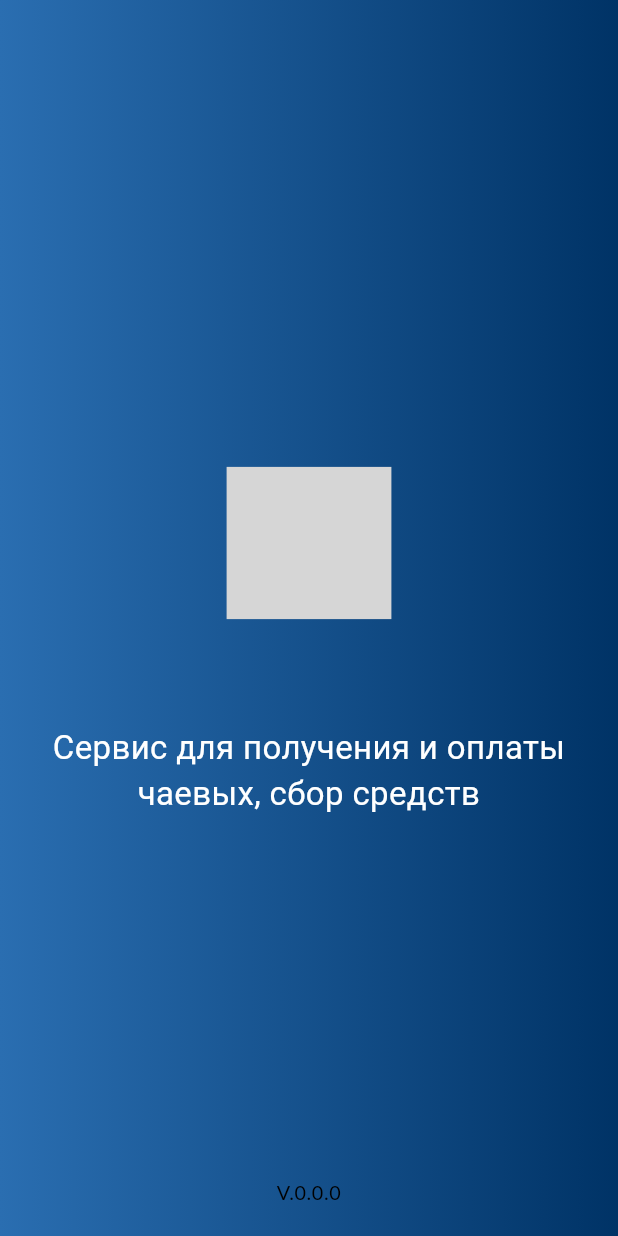
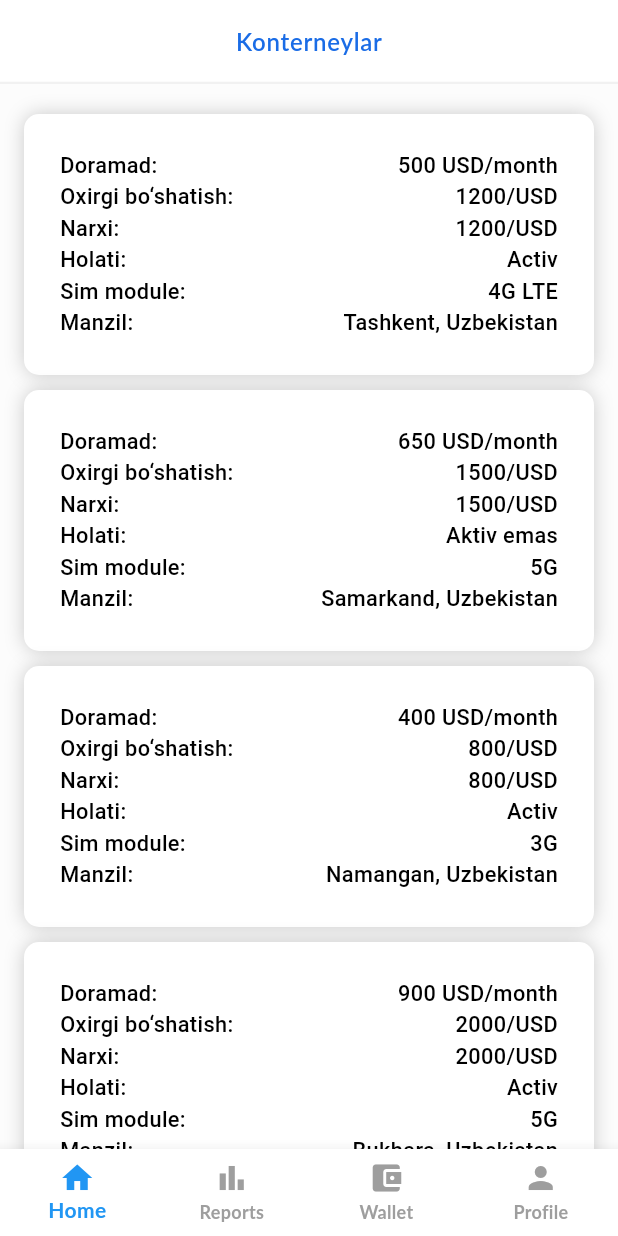
Before and after one commit to Jahongir0203/tozauz_agent, a Flutter app: the screen it shows after launch, on a phone screen of 412 x 824 dp. Run offline on Flutter 3.47's test engine with Material 3 defaults, Android fonts, the phone set to English and light mode, and no system bars; our stand-ins replace animate_do, cached_network_image, connectivity_plus, dartz, dio, equatable and 11 more; missing offline and left inert: scale_button; Roboto replaces fonts that are missing (Lato, NotoSans); grey boxes are pictures that could not be loaded.

Commit message:
home completed

```diff
--- a/lib/core/routes/app_pages.dart
+++ b/lib/core/routes/app_pages.dart
@@ -1,6 +1,6 @@
 import 'package:flutter/cupertino.dart';
+import 'package:tozauz_agent/features/main_screen.dart';
 import 'package:tozauz_agent/features/onboarding/splash/splash_screen.dart';
-
 
 import '../../features/onboarding/no_internet/no_internet_screen.dart';
 import 'app_routes.dart';
@@ -16,7 +16,8 @@ class RouteGenerate {
 
       case AppRoutes.noInternet:
         return simpleRoute(const NoInternetScreen());
-
+      case AppRoutes.mainScreen:
+        return simpleRoute(const MainScreen());
     }
     return null;
   }
--- a/lib/core/routes/app_routes.dart
+++ b/lib/core/routes/app_routes.dart
@@ -5,11 +5,6 @@ class AppRoutes {
   static const String splashScreen = "splash";
   static const String mainScreen = "mainScreen";
   static const String noInternet = "noInternet";
-  static const String mainUserHomeScreen = "mainUserHomeScreen";
-  static const String mainUserProfileScreen = "mainUserProfileScreen";
-  static const String mainUserQrScanner = "mainUserQrScanner";
-  static const String mainUserMainScreen = "mainUserMainScreen";
-  static const String reviewScreen = "reviewScreen";
-  static const String paymentScreen = "paymentScreen";
+
 
 }
--- /dev/null
+++ b/lib/features/home/data/models/container_model.dart
@@ -0,0 +1,54 @@
+class ContainerModel{
+  final String title, price, currency, simModul, address, daromad;
+  final int status;
+
+  ContainerModel({required this.title, required this.price, required this.currency, required this.simModul, required this.address, required this.daromad, required this.status});
+}
+
+List<ContainerModel> containerList = [
+  ContainerModel(
+    title: "Smart Container A1",
+    price: "1200",
+    currency: "USD",
+    simModul: "4G LTE",
+    address: "Tashkent, Uzbekistan",
+    daromad: "500 USD/month",
+    status: 1,
+  ),
+  ContainerModel(
+    title: "Cold Storage C2",
+    price: "1500",
+    currency: "USD",
+    simModul: "5G",
+    address: "Samarkand, Uzbekistan",
+    daromad: "650 USD/month",
+    status: 0,
+  ),
+  ContainerModel(
+    title: "Standard Warehouse B4",
+    price: "800",
+    currency: "USD",
+    simModul: "3G",
+    address: "Namangan, Uzbekistan",
+    daromad: "400 USD/month",
+    status: 1,
+  ),
+  ContainerModel(
+    title: "Premium Storage X5",
+    price: "2000",
+    currency: "USD",
+    simModul: "5G",
+    address: "Bukhara, Uzbekistan",
+    daromad: "900 USD/month",
+    status: 1,
+  ),
+  ContainerModel(
+    title: "Eco Container E7",
+    price: "1100",
+    currency: "USD",
+    simModul: "4G LTE",
+    address: "Fergana, Uzbekistan",
+    daromad: "450 USD/month",
+    status: 0,
+  ),
+];
--- /dev/null
+++ b/lib/features/home/presentation/pages/container_detail.dart
@@ -0,0 +1,12 @@
+import 'package:flutter/material.dart';
+
+class ContainerDetail extends StatelessWidget {
+  const ContainerDetail({super.key});
+
+  @override
+  Widget build(BuildContext context) {
+    return Scaffold(
+      body: Column(),
+    );
+  }
+}
--- /dev/null
+++ b/lib/features/home/presentation/pages/home_screen.dart
@@ -0,0 +1,33 @@
+import 'package:flutter/material.dart';
+import 'package:flutter_screenutil/flutter_screenutil.dart';
+import 'package:tozauz_agent/features/common/widget/custom_app_bar.dart';
+import 'package:tozauz_agent/features/home/data/models/container_model.dart';
+import 'package:tozauz_agent/features/home/presentation/pages/widget/container_item.dart';
+
+class HomeScreen extends StatelessWidget {
+  const HomeScreen({super.key});
+
+  @override
+  Widget build(BuildContext context) {
+    return Scaffold(
+      appBar: CustomAppBar(
+        title: "Konterneylar",
+      ),
+      body: ListView.separated(
+        padding: EdgeInsets.symmetric(
+          horizontal: 16.w,
+          vertical: 20.h
+        ),
+        itemBuilder: (context, index) {
+          return ContainerItem(
+            model: containerList[index],
+          );
+        },
+        separatorBuilder: (context, index) {
+          return 10.verticalSpace;
+        },
+        itemCount: containerList.length,
+      ),
+    );
+  }
+}
--- /dev/null
+++ b/lib/features/home/presentation/pages/widget/container_item.dart
@@ -0,0 +1,58 @@
+import 'package:flutter/material.dart';
+import 'package:flutter_screenutil/flutter_screenutil.dart';
+import 'package:tozauz_agent/core/extension/widget_extantion.dart';
+import 'package:tozauz_agent/core/values/app_colors.dart';
+import 'package:tozauz_agent/features/home/data/models/container_model.dart';
+import 'package:tozauz_agent/features/home/presentation/pages/widget/title_with_row.dart';
+
+class ContainerItem extends StatelessWidget {
+  final ContainerModel model;
+
+  const ContainerItem({super.key, required this.model});
+
+  @override
+  Widget build(BuildContext context) {
+    return DecoratedBox(
+      decoration: BoxDecoration(
+        borderRadius: BorderRadius.circular(10.r),
+        boxShadow: [
+          BoxShadow(
+            color: Colors.black.withOpacity(0.2),
+            // spreadRadius: 1,
+            blurRadius: 10,
+            offset: const Offset(0, 0),
+          )
+        ],
+        color: AppColors.white,
+      ),
+      child: Column(
+        children: [
+          TitleWithRow(
+            title: 'Doramad: ',
+            value: model.daromad,
+          ),
+          TitleWithRow(
+            title: 'Oxirgi bo‘shatish: ',
+            value: "${model.price}/${model.currency}",
+          ),
+          TitleWithRow(
+            title: 'Narxi: ',
+            value: "${model.price}/${model.currency}",
+          ),
+          TitleWithRow(
+            title: 'Holati: ',
+            value: model.status == 1 ? "Activ" : "Aktiv emas",
+          ),
+          TitleWithRow(
+            title: 'Sim module: ',
+            value: model.simModul,
+          ),
+          TitleWithRow(
+            title: 'Manzil: ',
+            value: model.address,
+          ),
+        ],
+      ).paddingAll(24.sp),
+    );
+  }
+}
--- /dev/null
+++ b/lib/features/home/presentation/pages/widget/title_with_row.dart
@@ -0,0 +1,25 @@
+import 'package:flutter/cupertino.dart';
+import 'package:tozauz_agent/features/common/widget/app_text_style.dart';
+
+class TitleWithRow extends StatelessWidget {
+  final String title, value;
+
+  const TitleWithRow({super.key, required this.title, required this.value});
+
+  @override
+  Widget build(BuildContext context) {
+    return Row(
+      children: [
+        Text(
+          title,
+          style: AppTextStyles().body16w6,
+        ),
+        Spacer(),
+        Text(
+          value,
+          style: AppTextStyles().body16w6,
+        ),
+      ],
+    );
+  }
+}
--- /dev/null
+++ b/lib/features/main_screen.dart
@@ -0,0 +1,61 @@
+import 'package:flutter/material.dart';
+import 'package:tozauz_agent/features/home/presentation/pages/home_screen.dart';
+import 'package:tozauz_agent/features/payment/presentation/pages/payment/payment_screen.dart';
+import 'package:tozauz_agent/features/profile/presentation/pages/profile/profile_screen.dart';
+import 'package:tozauz_agent/features/reports/presentation/pages/reports_screen.dart';
+
+class MainScreen extends StatefulWidget {
+  const MainScreen({super.key});
+
+  @override
+  State<MainScreen> createState() => _MainScreenState();
+}
+
+class _MainScreenState extends State<MainScreen> {
+  int _selectedIndex = 0;
+
+  final List<Widget> _pages = [
+    HomeScreen(),
+    ReportsScreen(),
+    PaymentScreen(),
+    ProfileScreen(),
+  ];
+
+  void _onItemTapped(int index) {
+    setState(() {
+      _selectedIndex = index;
+    });
+  }
+
+  @override
+  Widget build(BuildContext context) {
+    return Scaffold(
+      body: _pages[_selectedIndex],
+      bottomNavigationBar: BottomNavigationBar(
+        currentIndex: _selectedIndex,
+        onTap: _onItemTapped,
+        selectedItemColor: Colors.blue, // Change color as needed
+        unselectedItemColor: Colors.grey,
+        type: BottomNavigationBarType.fixed,
+        items: const [
+          BottomNavigationBarItem(
+            icon: Icon(Icons.home),
+            label: 'Home',
+          ),
+          BottomNavigationBarItem(
+            icon: Icon(Icons.bar_chart),
+            label: 'Reports',
+          ),
+          BottomNavigationBarItem(
+            icon: Icon(Icons.account_balance_wallet),
+            label: 'Wallet',
+          ),
+          BottomNavigationBarItem(
+            icon: Icon(Icons.person),
+            label: 'Profile',
+          ),
+        ],
+      ),
+    );
+  }
+}
--- a/lib/features/onboarding/splash/splash_screen.dart
+++ b/lib/features/onboarding/splash/splash_screen.dart
@@ -17,7 +17,7 @@ class _SplashScreenState extends State<SplashScreen> {
 
     Future.delayed(const Duration(seconds: 2), () async {
       final doubleCheck = await connectivity.checkConnectivity();
-      // Navigator.pushReplacementNamed(context, AppRoutes.mainUserMainScreen);
+      Navigator.pushReplacementNamed(context, AppRoutes.mainScreen);
       //
       // if (mounted) {
       //   // Ensure the widget is still in the tree
--- /dev/null
+++ b/lib/features/payment/presentation/pages/payment/payment_screen.dart
@@ -0,0 +1,14 @@
+import 'package:flutter/material.dart';
+
+class PaymentScreen extends StatelessWidget {
+  const PaymentScreen({super.key});
+
+  @override
+  Widget build(BuildContext context) {
+    return Scaffold(
+      body: Column(
+        children: [],
+      ),
+    );
+  }
+}
--- /dev/null
+++ b/lib/features/profile/presentation/pages/profile/profile_screen.dart
@@ -0,0 +1,12 @@
+import 'package:flutter/material.dart';
+
+class ProfileScreen extends StatelessWidget {
+  const ProfileScreen({super.key});
+
+  @override
+  Widget build(BuildContext context) {
+    return Scaffold(
+      body: Column(),
+    );
+  }
+}
--- /dev/null
+++ b/lib/features/reports/presentation/pages/reports_screen.dart
@@ -0,0 +1,14 @@
+import 'package:flutter/material.dart';
+
+class ReportsScreen extends StatelessWidget {
+  const ReportsScreen({super.key});
+
+  @override
+  Widget build(BuildContext context) {
+    return Scaffold(
+      body: Column(
+        children: [],
+      ),
+    );
+  }
+}
```
Also changed, not shown: 2 other files.
